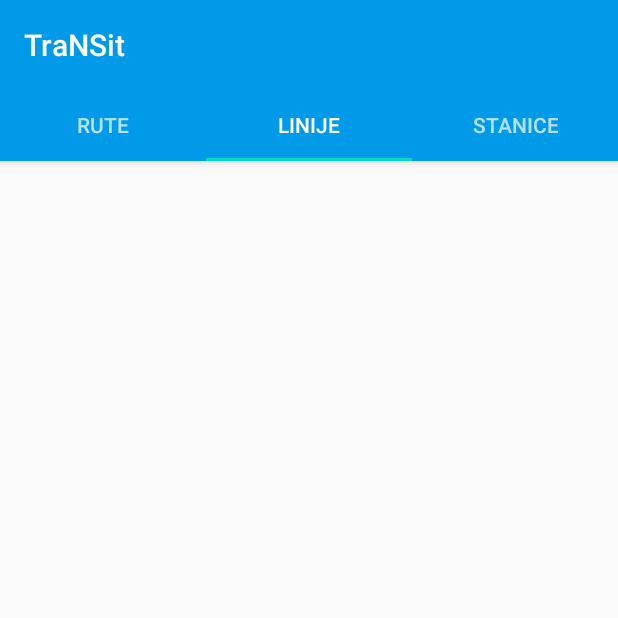
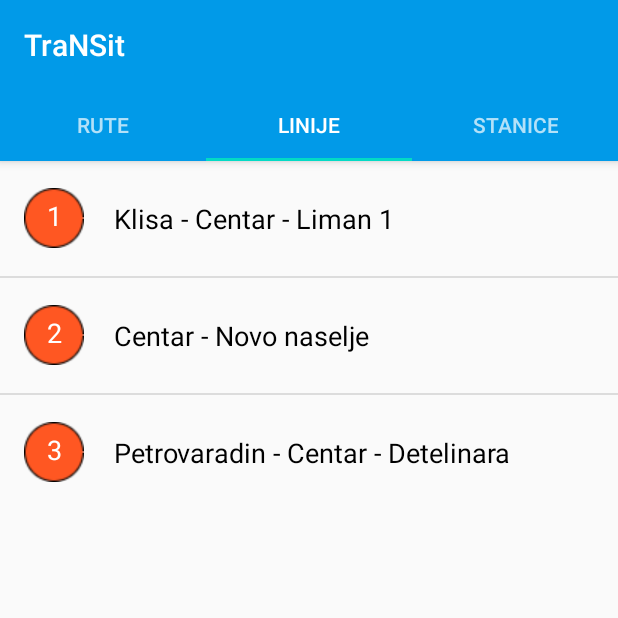
Before and after one commit to Krspogacin/TraNSit, an Android app: the screen it shows after launch (MainActivity), tab 2 chosen, on a phone screen of 412 x 824 dp, the top half of it. Run offline under Robolectric (Android 15) with nearby library versions, the phone set to English and light mode, and no system bars.

Commit message:
add lines fragment

```diff
--- /dev/null
+++ b/app/src/main/java/org/mad/transit/adapters/LinesAdapter.java
@@ -0,0 +1,51 @@
+package org.mad.transit.adapters;
+
+import android.app.Activity;
+import android.view.View;
+import android.view.ViewGroup;
+import android.widget.BaseAdapter;
+import android.widget.TextView;
+
+import org.mad.transit.R;
+import org.mad.transit.model.Line;
+import org.mad.transit.model.LinesFragmentViewModel;
+
+public class LinesAdapter extends BaseAdapter {
+    private Activity activity;
+
+    public LinesAdapter(Activity activity) {
+        this.activity = activity;
+    }
+
+    @Override
+    public int getCount() {
+        return LinesFragmentViewModel.getLines().size();
+    }
+
+    @Override
+    public Object getItem(int position) {
+        return LinesFragmentViewModel.getLines().get(position);
+    }
+
+    @Override
+    public long getItemId(int position) {
+        return position;
+    }
+
+    @Override
+    public View getView(int position, View convertView, ViewGroup parent) {
+        View view = convertView;
+        Line line = LinesFragmentViewModel.getLines().get(position);
+
+        if (convertView == null) {
+            view = activity.getLayoutInflater().inflate(R.layout.lines_list_item, null);
+        }
+
+        TextView name = view.findViewById(R.id.line_name);
+        name.setText(line.getName());
+
+        TextView number = view.findViewById(R.id.line_number);
+        number.setText(line.getNumber());
+        return view;
+    }
+}
--- a/app/src/main/java/org/mad/transit/adapters/TabAdapter.java
+++ b/app/src/main/java/org/mad/transit/adapters/TabAdapter.java
@@ -10,6 +10,7 @@ import androidx.fragment.app.FragmentPagerAdapter;
 
 import org.mad.transit.R;
 import org.mad.transit.fragments.DirectionsFragment;
+import org.mad.transit.fragments.LinesFragment;
 import org.mad.transit.fragments.StopsFragment;
 import org.mad.transit.fragments.TabFragment;
 
@@ -32,7 +33,7 @@ public class TabAdapter extends FragmentPagerAdapter {
         this.mContext = context;
 
         tabFragments.add(DirectionsFragment.newInstance());
-        tabFragments.add(TabFragment.newInstance(2));
+        tabFragments.add(LinesFragment.newInstance());
         tabFragments.add(StopsFragment.newInstance());
     }
 
--- /dev/null
+++ b/app/src/main/java/org/mad/transit/fragments/LinesFragment.java
@@ -0,0 +1,42 @@
+package org.mad.transit.fragments;
+
+import android.os.Bundle;
+import android.view.LayoutInflater;
+import android.view.View;
+import android.view.ViewGroup;
+import android.widget.ListView;
+
+import org.mad.transit.R;
+import org.mad.transit.adapters.LinesAdapter;
+
+import androidx.annotation.NonNull;
+import androidx.annotation.Nullable;
+import androidx.fragment.app.ListFragment;
+
+public class LinesFragment extends ListFragment {
+
+    public static LinesFragment newInstance() {
+        return new LinesFragment();
+    }
+
+    @Override
+    public View onCreateView(@NonNull LayoutInflater inflater, @Nullable ViewGroup container,
+                             @Nullable Bundle savedInstanceState){
+      return inflater.inflate(R.layout.lines_fragment, container, false);
+    }
+
+    @Override
+    public void onListItemClick(ListView l, View v, int position, long id) {
+        super.onListItemClick(l, v, position, id);
+        //TODO: add on list item click action
+    }
+
+    @Override
+    public void onActivityCreated(Bundle savedInstanceState) {
+        super.onActivityCreated(savedInstanceState);
+
+        LinesAdapter adapter = new LinesAdapter(this.getActivity());
+        setListAdapter(adapter);
+    }
+
+}
--- /dev/null
+++ b/app/src/main/java/org/mad/transit/model/Line.java
@@ -0,0 +1,48 @@
+package org.mad.transit.model;
+
+public class Line {
+    private String number;
+    private String name;
+    private LineType type;
+
+    public Line() {}
+
+    public Line(String number, String name, LineType type) {
+        this.number = number;
+        this.name = name;
+        this.type = type;
+    }
+
+    public String getNumber() {
+        return number;
+    }
+
+    public void setNumber(String number) {
+        this.number = number;
+    }
+
+    public String getName() {
+        return name;
+    }
+
+    public void setName(String name) {
+        this.name = name;
+    }
+
+    public LineType getType() {
+        return type;
+    }
+
+    public void setType(LineType type) {
+        this.type = type;
+    }
+
+    @Override
+    public String toString() {
+        return "Line{" +
+                "number='" + number + '\'' +
+                ", name='" + name + '\'' +
+                ", type=" + type +
+                '}';
+    }
+}
--- /dev/null
+++ b/app/src/main/java/org/mad/transit/model/LineType.java
@@ -0,0 +1,5 @@
+package org.mad.transit.model;
+
+public enum LineType {
+    CITY, SUBURBAN
+}
--- /dev/null
+++ b/app/src/main/java/org/mad/transit/model/LinesFragmentViewModel.java
@@ -0,0 +1,20 @@
+package org.mad.transit.model;
+
+import java.util.ArrayList;
+
+import androidx.lifecycle.ViewModel;
+
+public class LinesFragmentViewModel extends ViewModel {
+    public static ArrayList<Line> getLines() {
+        ArrayList<Line> lines = new ArrayList<>();
+        Line line1 = new Line("1", "Klisa - Centar - Liman 1", LineType.CITY);
+        Line line2 = new Line("2", "Centar - Novo naselje", LineType.CITY);
+        Line line3 = new Line("3", "Petrovaradin - Centar - Detelinara", LineType.CITY);
+
+        lines.add(line1);
+        lines.add(line2);
+        lines.add(line3);
+
+        return lines;
+    }
+}
--- /dev/null
+++ b/app/src/main/res/layout/lines_fragment.xml
@@ -0,0 +1,12 @@
+<?xml version="1.0" encoding="utf-8"?>
+<LinearLayout xmlns:android="http://schemas.android.com/apk/res/android"
+    android:layout_width="match_parent"
+    android:layout_height="match_parent"
+    android:orientation="vertical">
+
+    <ListView
+        android:id="@android:id/list"
+        android:layout_width="wrap_content"
+        android:layout_height="wrap_content"/>
+
+</LinearLayout>
--- /dev/null
+++ b/app/src/main/res/layout/lines_list_item.xml
@@ -0,0 +1,40 @@
+<?xml version="1.0" encoding="utf-8"?>
+<RelativeLayout xmlns:android="http://schemas.android.com/apk/res/android"
+    android:layout_width="match_parent"
+    android:layout_height="match_parent">
+
+    <ImageView
+        android:id="@+id/line_icon"
+        android:layout_width="40dp"
+        android:layout_height="40dp"
+        android:src="@drawable/line_number_icon"
+        android:layout_marginVertical="18dp"
+        android:layout_marginStart="16dp"/>
+
+    <TextView
+        android:id="@+id/line_number"
+        android:layout_width="wrap_content"
+        android:layout_height="wrap_content"
+        android:textSize="18sp"
+        android:fontFamily="sans-serif"
+        android:textStyle="normal"
+        android:textColor="@color/colorWhite"
+        android:gravity="center"
+        android:layout_alignStart="@+id/line_icon"
+        android:layout_alignEnd="@+id/line_icon"
+        android:layout_marginTop="24dp"/>
+
+    <TextView
+        android:id="@+id/line_name"
+        android:layout_width="match_parent"
+        android:layout_height="match_parent"
+        android:textSize="18sp"
+        android:fontFamily="sans-serif"
+        android:textStyle="normal"
+        android:textColor="@color/colorBlack"
+        android:layout_alignParentTop="true"
+        android:layout_toEndOf="@+id/line_icon"
+        android:layout_marginVertical="26dp"
+        android:layout_marginStart="20dp"/>
+
+</RelativeLayout>
--- a/app/src/main/res/values/colors.xml
+++ b/app/src/main/res/values/colors.xml
@@ -5,4 +5,5 @@
     <color name="colorAccent">#03DAC5</color>
     <color name="edit_text_line">#ebebeb</color>
     <color name="colorWhite">#ffffff</color>
+    <color name="colorBlack">#000000</color>
 </resources>
```
Also changed, not shown: app/src/main/res/drawable/line_number_icon.png (added).
